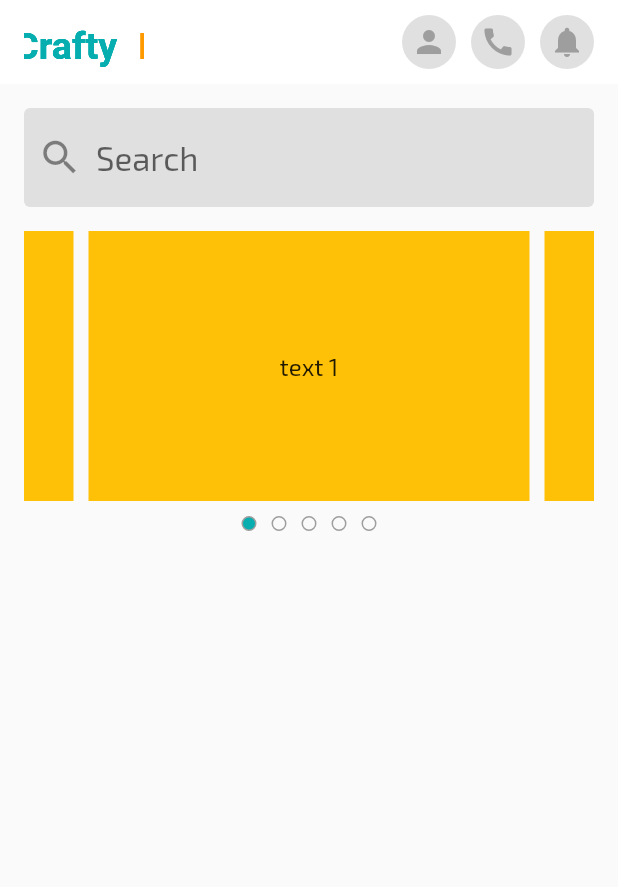
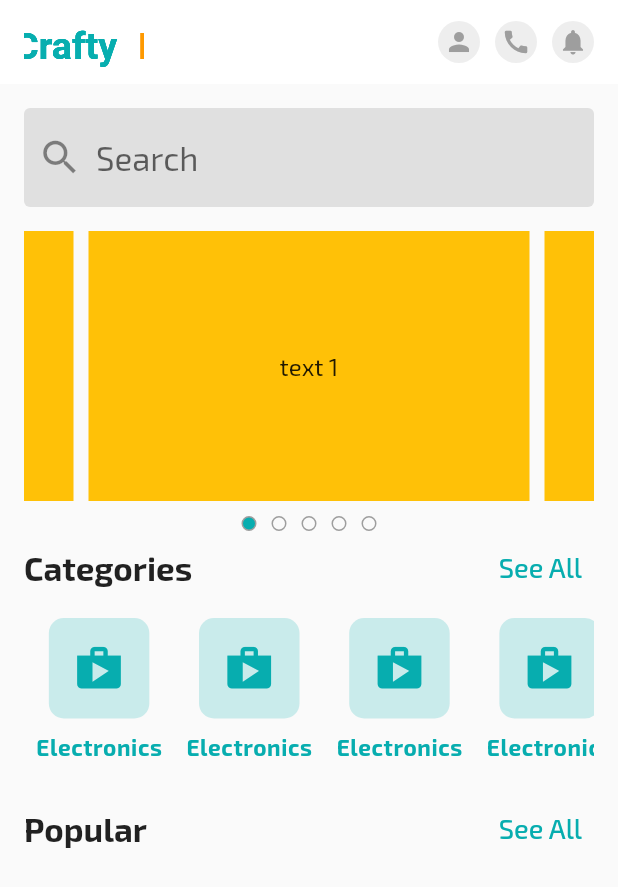
Before and after one commit to faisal-fardin/ecommerce_app, a Flutter app: the screen it shows after launch, on a phone screen of 412 x 824 dp. Shown: the top 887 px of the screen. Run offline on Flutter 3.47's test engine with Material 2 defaults, Android fonts, the phone set to English and light mode, and no system bars; drawn by our look-alikes of carousel_slider; our stand-ins replace flutter_svg, get, google_fonts, pin_code_fields.

Commit message:
categories screen and header screen has been added

```diff
--- a/lib/presentation/ui/screens/home_screen.dart
+++ b/lib/presentation/ui/screens/home_screen.dart
@@ -1,10 +1,11 @@
-import 'package:carousel_slider/carousel_slider.dart';
-import 'package:ecommerce/presentation/ui/utility/app_color.dart';
+
 import 'package:ecommerce/presentation/ui/utility/image_assets.dart';
+import 'package:ecommerce/presentation/ui/widgets/categori_card.dart';
+import 'package:ecommerce/presentation/ui/widgets/circular_icon_button.dart';
 import 'package:flutter/material.dart';
 import 'package:flutter_svg/flutter_svg.dart';
-
 import '../widgets/home/home_slider.dart';
+import '../widgets/home/section_header.dart';
 
 class HomeScreen extends StatefulWidget {
   const HomeScreen({super.key});
@@ -29,48 +30,11 @@ class _HomeScreenState extends State<HomeScreen> {
               height: 40,
             ),
             const Spacer(),
-            InkWell(
-              onTap: () {},
-              borderRadius: BorderRadius.circular(40),
-              child: CircleAvatar(
-                radius: 18,
-                backgroundColor: Colors.grey.shade300,
-                child: const Icon(
-                  Icons.person,
-                  color: Colors.grey,
-                ),
-              ),
-            ),
-            const SizedBox(
-              width: 10,
-            ),
-            InkWell(
-              onTap: () {},
-              borderRadius: BorderRadius.circular(40),
-              child: CircleAvatar(
-                radius: 18,
-                backgroundColor: Colors.grey.shade300,
-                child: const Icon(
-                  Icons.call,
-                  color: Colors.grey,
-                ),
-              ),
-            ),
-            const SizedBox(
-              width: 10,
-            ),
-            InkWell(
-              onTap: () {},
-              borderRadius: BorderRadius.circular(40),
-              child: CircleAvatar(
-                radius: 18,
-                backgroundColor: Colors.grey.shade300,
-                child: const Icon(
-                  Icons.notifications,
-                  color: Colors.grey,
-                ),
-              ),
-            ),
+            CircularIconButton(icon: Icons.person, onTap: (){}),
+            const SizedBox(width: 10,),
+            CircularIconButton(icon: Icons.call, onTap: (){}),
+            const SizedBox(width: 10,),
+            CircularIconButton(icon: Icons.notifications, onTap: (){}),
           ],
         ),
       ),
@@ -104,6 +68,30 @@ class _HomeScreenState extends State<HomeScreen> {
                 height: 16,
               ),
               const HomeSlider(),
+              SectionHeader(
+                onTap: () {},
+                title: 'Categories',
+              ),
+              const SizedBox(
+                height: 10,
+              ),
+              SizedBox(
+                height: 100,
+                child: ListView.builder(
+                  itemCount: 10,
+                  scrollDirection: Axis.horizontal,
+                  itemBuilder: (context, index) {
+                    return const CategoryCard();
+                  },
+                ),
+              ),
+              const SizedBox(
+                height: 16,
+              ),
+              SectionHeader(
+                onTap: () {},
+                title: 'Popular',
+              ),
             ],
           ),
         ),
--- /dev/null
+++ b/lib/presentation/ui/widgets/categori_card.dart
@@ -0,0 +1,43 @@
+import 'package:ecommerce/presentation/ui/utility/app_color.dart';
+import 'package:flutter/material.dart';
+
+class CategoryCard extends StatelessWidget {
+  const CategoryCard({
+    super.key,
+  });
+
+  @override
+  Widget build(BuildContext context) {
+    return Padding(
+      padding: const EdgeInsets.symmetric(horizontal: 8),
+      child: Column(
+        children: [
+          Container(
+            margin: const EdgeInsets.symmetric(horizontal: 8),
+            padding: const EdgeInsets.all(16),
+            decoration: BoxDecoration(
+              color: AppColor.primaryColor.withOpacity(0.2),
+              borderRadius: BorderRadius.circular(10),
+            ),
+            child: Icon(
+              Icons.shop,
+              size: 35,
+              color: AppColor.primaryColor,
+            ),
+          ),
+          const SizedBox(
+            height: 10,
+          ),
+          Text(
+            'Electronics',
+            style: TextStyle(
+                fontSize: 15,
+                color: AppColor.primaryColor,
+                letterSpacing: 0.4,
+                fontWeight: FontWeight.bold),
+          ),
+        ],
+      ),
+    );
+  }
+}
--- /dev/null
+++ b/lib/presentation/ui/widgets/circular_icon_button.dart
@@ -0,0 +1,29 @@
+import 'package:flutter/material.dart';
+
+class CircularIconButton extends StatelessWidget {
+  const CircularIconButton({
+    super.key,
+    required this.icon,
+    required this.onTap,
+  });
+
+  final IconData icon;
+  final VoidCallback onTap;
+
+  @override
+  Widget build(BuildContext context) {
+    return InkWell(
+      onTap: onTap,
+      borderRadius: BorderRadius.circular(30),
+      child: CircleAvatar(
+        radius: 14,
+        backgroundColor: Colors.grey.shade200,
+        child: Icon(
+          icon,
+          color: Colors.grey,
+          size: 20,
+        ),
+      ),
+    );
+  }
+}
--- /dev/null
+++ b/lib/presentation/ui/widgets/home/section_header.dart
@@ -0,0 +1,25 @@
+
+import 'package:flutter/material.dart';
+
+class SectionHeader extends StatelessWidget {
+  const SectionHeader({
+    super.key,
+    required this.title, required this.onTap,
+  });
+  final String title;
+  final VoidCallback onTap;
+
+  @override
+  Widget build(BuildContext context) {
+    return Row(
+      mainAxisAlignment: MainAxisAlignment.spaceBetween,
+      children: [
+        Text(title , style: const TextStyle(
+          fontSize: 22,
+          fontWeight: FontWeight.bold,
+        ),),
+        TextButton(onPressed: onTap, child: const Text('See All',style: TextStyle(fontSize: 18),),),
+      ],
+    );
+  }
+}
```
